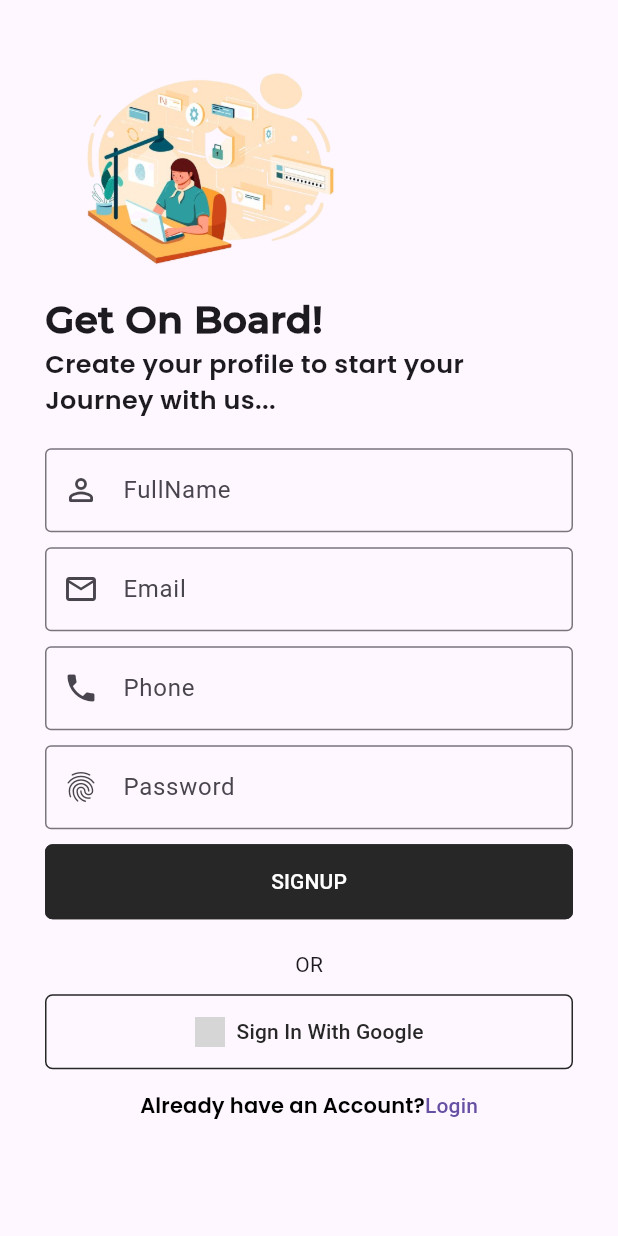
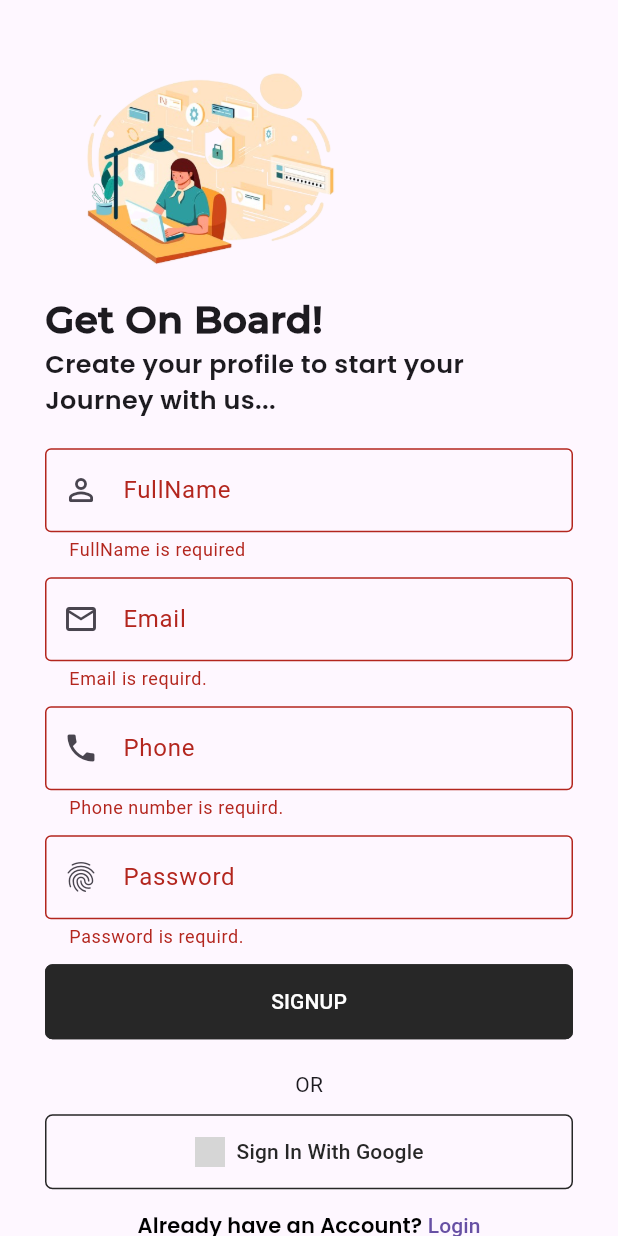
Before and after one commit to bahaaeshnena/servy_app2, a Flutter app: the SignUpScreen screen opened directly, after a tap on "SIGNUP", on a phone screen of 412 x 824 dp. Run offline on Flutter 3.47's test engine with Material 3 defaults, Android fonts, the phone set to English and light mode, and no system bars; our stand-ins replace firebase_auth, firebase_core, flutter_otp_text_field, get, liquid_swipe, smooth_page_indicator; accounts and stored records are empty; project files that could hold a hidden picture were left out; grey boxes are pictures that could not be loaded.

Commit message:
logic signup

```diff
--- a/lib/main.dart
+++ b/lib/main.dart
@@ -1,20 +1,25 @@
 import 'package:firebase_core/firebase_core.dart';
 import 'package:flutter/material.dart';
-import 'package:get/get_navigation/get_navigation.dart';
-import 'package:servy_app2/firebase_options.dart';
-import 'package:servy_app2/src/features/authentication/screens/splash_screen/splash_screens.dart';
+import 'package:get/get.dart';
+import 'package:servy_app2/src/features/authentication/screens/on_boarding/on_boarding_screen.dart';
+import 'package:servy_app2/src/features/authentication/screens/signup/signup_screen.dart';
+import 'package:servy_app2/src/features/authentication/screens/welcome/welcome_screen.dart';
+// import 'package:servy_app2/firebase_options.dart';
+import 'firebase_options.dart';
+import 'package:servy_app2/src/respository/authentication_respository/authentication_respository.dart';
 import 'package:servy_app2/src/utils/theme/theme.dart';
 
-void main() async {
+void main() {
   WidgetsFlutterBinding.ensureInitialized();
-  await Firebase.initializeApp(
+  Firebase.initializeApp(
     options: DefaultFirebaseOptions.currentPlatform,
   );
-  runApp(const Servy_app());
+  //.then((FirebaseApp value) => Get.put(AuthenticationRespository()))
+  runApp(const ServyApp());
 }
 
-class Servy_app extends StatelessWidget {
-  const Servy_app({super.key});
+class ServyApp extends StatelessWidget {
+  const ServyApp({super.key});
 
   @override
   Widget build(BuildContext context) {
@@ -24,7 +29,7 @@ class Servy_app extends StatelessWidget {
       darkTheme: TApptheme.darkTheme,
       defaultTransition: Transition.rightToLeftWithFade,
       transitionDuration: const Duration(milliseconds: 500),
-      home: SplshScreen(),
+      home: const OnBoardingScreen(),
     );
   }
 }
--- /dev/null
+++ b/lib/src/features/authentication/controllers/signup_controller.dart
@@ -0,0 +1,19 @@
+import 'package:flutter/material.dart';
+import 'package:get/get.dart';
+import 'package:servy_app2/src/respository/authentication_respository/authentication_respository.dart';
+
+class SignUpController extends GetxController {
+  static SignUpController get instance => Get.find();
+  final email = TextEditingController();
+  final password = TextEditingController();
+  final fullName = TextEditingController();
+  final phoneNo = TextEditingController();
+  GlobalKey<FormState> signupFormKey = GlobalKey<FormState>();
+
+  //call this Function from Design & it will do the rest
+
+  void registerUser(String email, String password) {
+    AuthenticationRespository.instance
+        .createUserWithEmailAndPassword(email, password);
+  }
+}
--- a/lib/src/features/authentication/controllers/splash_screen_controller.dart
+++ b/lib/src/features/authentication/controllers/splash_screen_controller.dart
@@ -1,5 +1,4 @@
 import 'package:get/get.dart';
-import 'package:servy_app2/src/features/authentication/screens/on_boarding/on_boarding_screen.dart';
 import 'package:servy_app2/src/features/authentication/screens/welcome/welcome_screen.dart';
 
 class SplashScreenController extends GetxController {
--- a/lib/src/features/authentication/screens/forget_password/forget_password_options/forget_password_model_bottom_sheet.dart
+++ b/lib/src/features/authentication/screens/forget_password/forget_password_options/forget_password_model_bottom_sheet.dart
@@ -5,6 +5,7 @@ import 'package:servy_app2/src/constants/sizes.dart';
 import 'package:servy_app2/src/constants/text.dart';
 import 'package:servy_app2/src/features/authentication/screens/forget_password/forget_password_mail/forget_password_mail.dart';
 import 'package:servy_app2/src/features/authentication/screens/forget_password/forget_password_options/forget_password_btn_widget.dart';
+import 'package:servy_app2/src/features/authentication/screens/forget_password/forget_password_otp/otp_screen.dart';
 
 class ForgetPasswordScreen {
   static Future<dynamic> buildShowModelBottomSheet(BuildContext context) {
@@ -50,7 +51,7 @@ class ForgetPasswordScreen {
               subTitle: tRestViaPhone,
               onTap: () {
                 Navigator.pop(context);
-                Get.to(() => const ForgetPasswordMailScreen());
+                Get.to(() => const OTPScreen());
               },
             ),
           ],
--- a/lib/src/features/authentication/screens/signup/signup_screen.dart
+++ b/lib/src/features/authentication/screens/signup/signup_screen.dart
@@ -56,7 +56,7 @@ class SignUpScreen extends StatelessWidget {
                                   color: Colors.black,
                                   fontWeight: FontWeight.w400),
                             ),
-                            TextSpan(text: "Login"),
+                            TextSpan(text: " Login"),
                           ],
                         ),
                       ),
--- a/lib/src/features/authentication/screens/signup/widget/signup_form_widget.dart
+++ b/lib/src/features/authentication/screens/signup/widget/signup_form_widget.dart
@@ -1,5 +1,9 @@
 import 'package:flutter/material.dart';
+import 'package:get/get.dart';
+import 'package:get/get_core/src/get_main.dart';
 import 'package:servy_app2/src/constants/sizes.dart';
+import 'package:servy_app2/src/features/authentication/controllers/signup_controller.dart';
+import 'package:servy_app2/src/utils/theme/validators/validation.dart';
 
 class SignUpFormWidget extends StatelessWidget {
   const SignUpFormWidget({
@@ -8,17 +12,23 @@ class SignUpFormWidget extends StatelessWidget {
 
   @override
   Widget build(BuildContext context) {
+    final controller = Get.put(SignUpController());
+    // final _formKey = GlobalKey<FormState>();
+
     return Container(
       padding: const EdgeInsets.symmetric(vertical: tFormHeight - 10),
       child: Form(
+        key: controller.signupFormKey,
         child: Column(
           crossAxisAlignment: CrossAxisAlignment.start,
           children: [
             TextFormField(
-              keyboardType: TextInputType.name,
+              validator: (value) =>
+                  TValidator.volidateEmptyText('FullName', value),
+              controller: controller.fullName,
+              // keyboardType: TextInputType.name,
               decoration: const InputDecoration(
                 label: Text("FullName"),
-                // border: OutlineInputBorder(),
                 prefixIcon: Icon(
                   Icons.person_outline_rounded,
                 ),
@@ -29,10 +39,11 @@ class SignUpFormWidget extends StatelessWidget {
               height: 10,
             ),
             TextFormField(
-              keyboardType: TextInputType.emailAddress,
+              validator: (value) => TValidator.validateEmail(value),
+              controller: controller.email,
+              // keyboardType: TextInputType.emailAddress,
               decoration: const InputDecoration(
                 label: Text("Email"),
-                // border: OutlineInputBorder(),
                 prefixIcon: Icon(
                   Icons.email_outlined,
                 ),
@@ -43,10 +54,11 @@ class SignUpFormWidget extends StatelessWidget {
               height: 10,
             ),
             TextFormField(
-              keyboardType: TextInputType.phone,
+              controller: controller.phoneNo,
+              validator: (value) => TValidator.validatPhoneNumber(value),
+              // keyboardType: TextInputType.phone,
               decoration: const InputDecoration(
                 label: Text("Phone"),
-                // border: OutlineInputBorder(),
                 prefixIcon: Icon(
                   Icons.phone,
                 ),
@@ -57,11 +69,12 @@ class SignUpFormWidget extends StatelessWidget {
               height: 10,
             ),
             TextFormField(
-              keyboardType: TextInputType.visiblePassword,
+              validator: (value) => TValidator.validatePassword(value),
+              controller: controller.password,
+              // keyboardType: TextInputType.visiblePassword,
               obscureText: true,
               decoration: const InputDecoration(
                 label: Text("Password"),
-                // border: OutlineInputBorder(),
                 prefixIcon: Icon(
                   Icons.fingerprint,
                 ),
@@ -74,7 +87,14 @@ class SignUpFormWidget extends StatelessWidget {
             SizedBox(
               width: double.infinity,
               child: ElevatedButton(
-                onPressed: () {},
+                onPressed: () {
+                  // controller.Signip();
+                  if (controller.signupFormKey.currentState!.validate()) {
+                    SignUpController.instance.registerUser(
+                        controller.email.text.trim(),
+                        controller.password.text.trim());
+                  }
+                },
                 child: Text("SignUp".toUpperCase()),
               ),
             ),
--- a/lib/src/features/authentication/screens/welcome/welcome_screen.dart
+++ b/lib/src/features/authentication/screens/welcome/welcome_screen.dart
@@ -19,8 +19,7 @@ class WelcomeScreen extends StatelessWidget {
 
     return Scaffold(
       backgroundColor: isDarkMode ? kSecondaryColor : kPrimaryColorGreen,
-      body: Container(
-        child: Padding(
+      body: Padding(
         padding: const EdgeInsets.all(30),
         child: Column(
           mainAxisAlignment: MainAxisAlignment.spaceEvenly,
@@ -68,7 +67,6 @@ class WelcomeScreen extends StatelessWidget {
           ],
         ),
       ),
-      ),
     );
   }
 }
--- /dev/null
+++ b/lib/src/respository/authentication_respository/exceptions/signup_email_password_failure.dart
@@ -0,0 +1,33 @@
+class SignUpEmailPasswordFailure {
+  final String message;
+
+  const SignUpEmailPasswordFailure(
+      [this.message = "An Unknown error occurred."]);
+
+  factory SignUpEmailPasswordFailure.code(String code) {
+    switch (code) {
+      case 'Weak-password':
+        return const SignUpEmailPasswordFailure(
+            'Please enter a stronger password.');
+
+      case 'invalid-email':
+        return const SignUpEmailPasswordFailure(
+            'Email is not valid or badly formatted.');
+
+      case 'email-already-in-use':
+        return const SignUpEmailPasswordFailure(
+            'An account already exists for that email.');
+
+      case 'operation-not-allowed':
+        return const SignUpEmailPasswordFailure(
+            'Operation is not allowed. Please contact support.');
+
+      case 'user-disabled':
+        return const SignUpEmailPasswordFailure(
+            'This user has been disabled. Please contact support for help.');
+
+      default:
+        return const SignUpEmailPasswordFailure();
+    }
+  }
+}
--- /dev/null
+++ b/lib/src/utils/theme/validators/validation.dart
@@ -0,0 +1,55 @@
+class TValidator {
+  static String? volidateEmptyText(String? fieldName, String? value) {
+    if (value == null || value.isEmpty) {
+      return '$fieldName is required';
+    }
+    return null;
+  }
+
+  static String? validateEmail(String? value) {
+    if (value == null || value.isEmpty) {
+      return 'Email is requird.';
+    }
+
+    final emailRegExp = RegExp(r'^[\w-\.]+@([\w-]+\.)+[\w-]{2,4}$');
+
+    if (!emailRegExp.hasMatch(value)) {
+      return 'Invalid email address.';
+    }
+    return null;
+  }
+
+  static String? validatePassword(String? value) {
+    if (value == null || value.isEmpty) {
+      return 'Password is requird.';
+    }
+
+    if (value.length < 6) {
+      return 'Password must be at least 6 characters long.';
+    }
+
+    if (!value.contains(RegExp(r'[A-Z]'))) {
+      return 'Password must contain at least one uppercase letter.';
+    }
+
+    if (!value.contains(RegExp(r'[0-9]'))) {
+      return 'Password must contain at least one number.';
+    }
+
+    if (!value.contains(RegExp(r'[!@#$%^&*(),.?":{}|<>]'))) {
+      return 'Password must contain at least one special character.';
+    }
+    return null;
+  }
+
+  static String? validatPhoneNumber(String? value) {
+    if (value == null || value.isEmpty) {
+      return 'Phone number is requird.';
+    }
+    final phoneRegExp = RegExp(r'^\d{10}$');
+    if (!phoneRegExp.hasMatch(value)) {
+      return 'Invalid phone number format (10 digits required.)';
+    }
+    return null;
+  }
+}
```
Also changed, not shown: lib/src/constants/colors.dart (+6 -6 lines), lib/src/features/authentication/controllers/on_boarding_controller.dart (+5 -2 lines), lib/src/features/authentication/screens/home/home_screen.dart (added, +12 -0 lines), lib/src/respository/authentication_respository/authentication_respository.dart (added, +53 -0 lines), assets/logo/1.png (added), 30 other files. Lines whose indentation alone changed are shown as unchanged.
